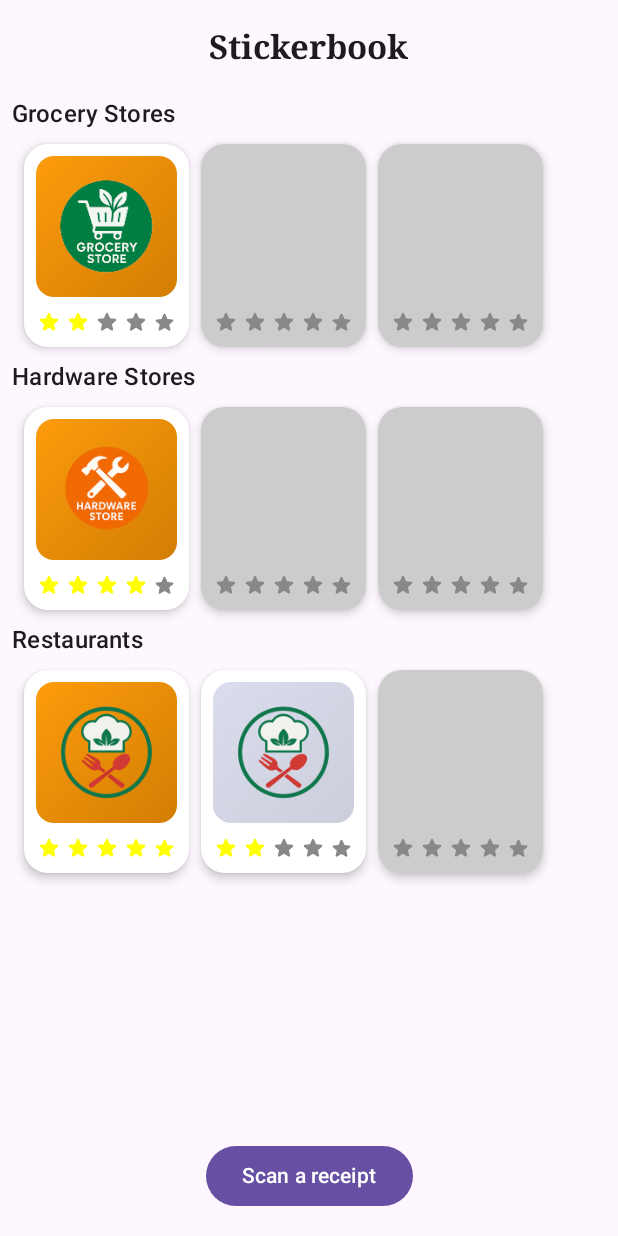
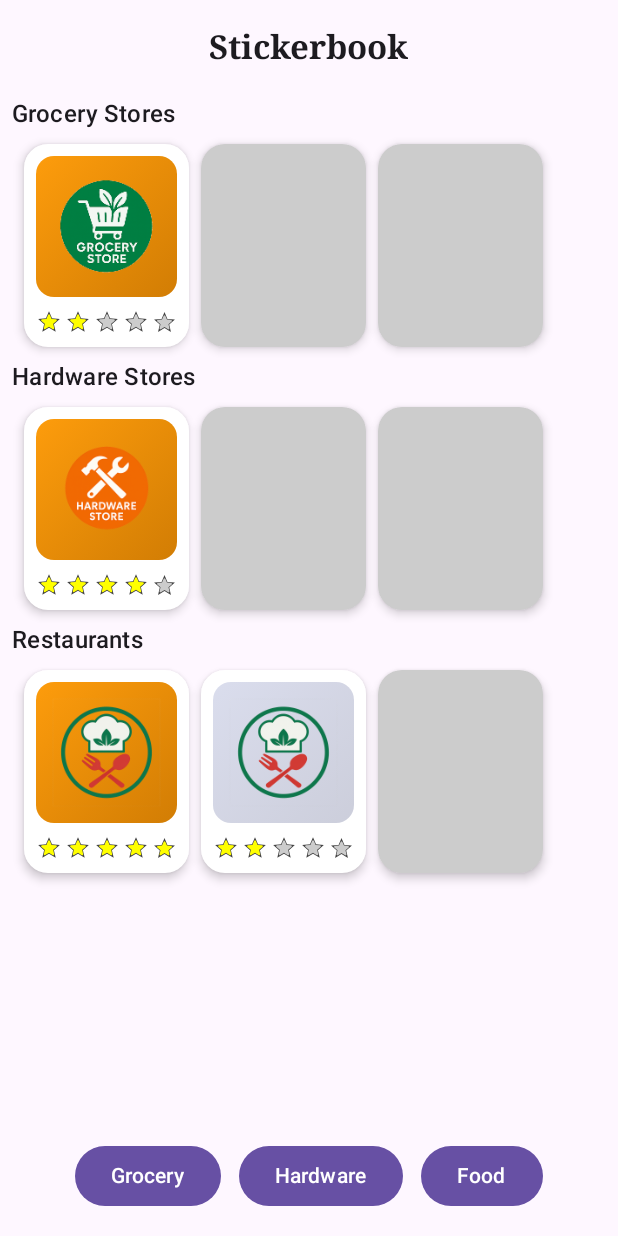
Before and after one commit to m-garey/fetchit-frontend, an Android app built with Jetpack Compose: the @Preview function StickerbookPreview2, on a phone screen of 412 x 824 dp. Run offline under Robolectric (Android 15) with nearby library versions, the phone set to English and light mode, and no system bars; our stand-ins replace Dagger/Hilt's generated code.

Commit message:
outlined stars

```diff
--- a/app/src/main/java/com/fetch/fetchit/ui/stickerbook/StickerbookScreen.kt
+++ b/app/src/main/java/com/fetch/fetchit/ui/stickerbook/StickerbookScreen.kt
@@ -20,6 +20,7 @@ import androidx.compose.foundation.lazy.LazyRow
 import androidx.compose.foundation.lazy.items
 import androidx.compose.foundation.shape.RoundedCornerShape
 import androidx.compose.material.icons.Icons
+import androidx.compose.material.icons.outlined.Star
 import androidx.compose.material.icons.rounded.Star
 import androidx.compose.material3.Button
 import androidx.compose.material3.CenterAlignedTopAppBar
@@ -28,25 +29,20 @@ import androidx.compose.material3.Icon
 import androidx.compose.material3.MaterialTheme
 import androidx.compose.material3.Scaffold
 import androidx.compose.material3.Text
-import androidx.compose.material3.rememberModalBottomSheetState
 import androidx.compose.runtime.Composable
-import androidx.compose.runtime.getValue
-import androidx.compose.runtime.mutableStateOf
-import androidx.compose.runtime.remember
-import androidx.compose.runtime.setValue
+import androidx.compose.ui.Alignment
 import androidx.compose.ui.Modifier
+import androidx.compose.ui.draw.clip
 import androidx.compose.ui.draw.shadow
+import androidx.compose.ui.geometry.Offset
+import androidx.compose.ui.graphics.Brush
 import androidx.compose.ui.graphics.Color
 import androidx.compose.ui.layout.ContentScale
 import androidx.compose.ui.res.painterResource
+import androidx.compose.ui.text.font.FontFamily
+import androidx.compose.ui.text.font.FontWeight
 import androidx.compose.ui.tooling.preview.Preview
 import androidx.compose.ui.unit.dp
-import androidx.compose.ui.graphics.Brush
-import androidx.compose.ui.geometry.Offset
-import androidx.compose.ui.draw.clip
-import androidx.compose.ui.Alignment
-import androidx.compose.ui.text.font.FontFamily
-import androidx.compose.ui.text.font.FontWeight
 import com.fetch.fetchit.R
 import com.fetch.fetchit.utils.Constants
 
@@ -83,8 +79,7 @@ fun StickerbookScreen(
         ),
     )
 
-    val sheetState = rememberModalBottomSheetState(skipPartiallyExpanded = true)
-    var showSheet by remember { mutableStateOf(false) }
+
 
     Scaffold(
         topBar = {
@@ -104,10 +99,16 @@ fun StickerbookScreen(
                 modifier = Modifier
                     .fillMaxWidth()
                     .padding(16.dp),
-                horizontalArrangement = Arrangement.Center,
+                horizontalArrangement = Arrangement.spacedBy(12.dp, Alignment.CenterHorizontally),
             ) {
-                Button(onClick = { showSheet = true }, shape = RoundedCornerShape(50)) {
-                    Text("Scan a receipt")
+                Button(onClick = { onSubmit(Constants.grocery.name) }, shape = RoundedCornerShape(50)) {
+                    Text("Grocery")
+                }
+                Button(onClick = { onSubmit(Constants.hardware.name) }, shape = RoundedCornerShape(50)) {
+                    Text("Hardware")
+                }
+                Button(onClick = { onSubmit(Constants.restaurant.name) }, shape = RoundedCornerShape(50)) {
+                    Text("Food")
                 }
             }
         },
@@ -124,16 +125,7 @@ fun StickerbookScreen(
         }
     }
 
-    if (showSheet) {
-        ReceiptScanBottomSheet(
-            onDismiss = { showSheet = false },
-            onSubmit = { store ->
-                showSheet = false
-                onSubmit(store)
-            },
-            sheetState = sheetState,
-        )
-    }
+    // Bottom sheet has been replaced by direct increment buttons, so no additional UI here.
 }
 
 private data class SectionUiState(
@@ -239,12 +231,26 @@ private fun StickerItem(
             ) {
                 repeat(5) { idx ->
                     val filled = idx < starCount
-                    Icon(
-                        imageVector = Icons.Rounded.Star,
-                        contentDescription = null,
-                        tint = if (filled) Color.Yellow else Color.Gray,
-                        modifier = Modifier.size(starSize),
-                    )
+                    Box(modifier = Modifier.size(starSize)) {
+                        // Draw stroke using an outlined star behind the filled/empty star
+                        if (starCount > 0) {
+                            Icon(
+                                imageVector = Icons.Outlined.Star,
+                                contentDescription = null,
+                                tint = Color.DarkGray,
+                                modifier = Modifier.matchParentSize(),
+                            )
+                        }
+
+                        Icon(
+                            imageVector = Icons.Rounded.Star,
+                            contentDescription = null,
+                            tint = if (filled) Color.Yellow else Color.LightGray,
+                            modifier = Modifier
+                                .matchParentSize()
+                                .padding(1.dp),
+                        )
+                    }
                 }
             }
         }
```
